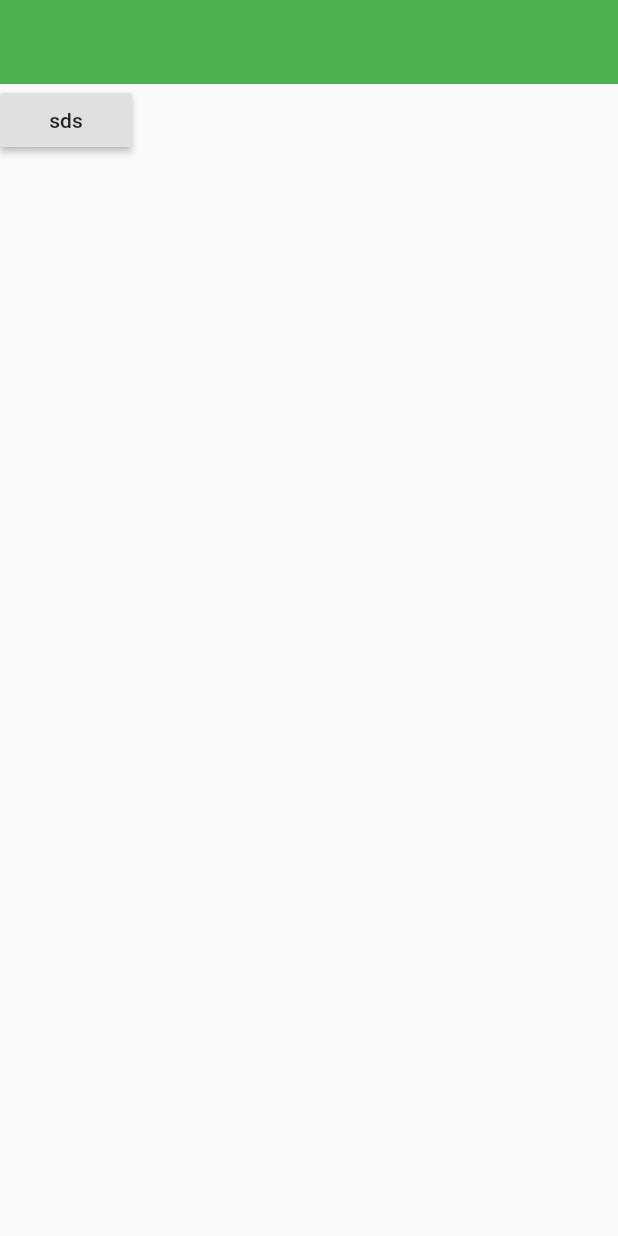
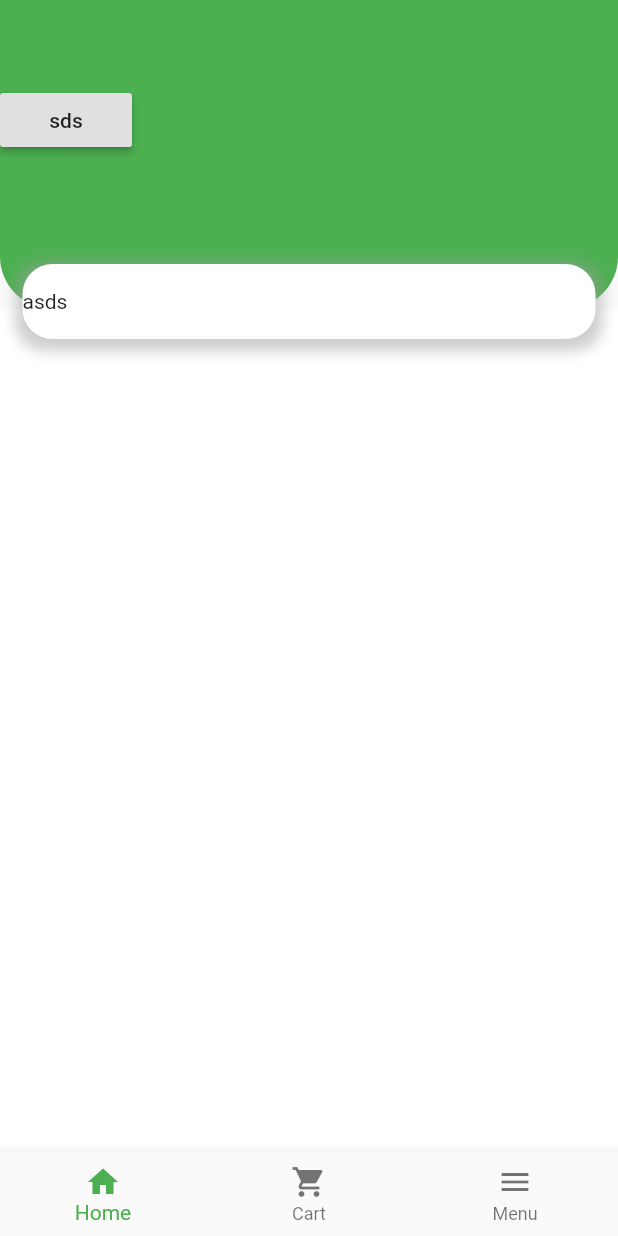
Before and after one commit to Shihara-Dilshan/BringMe, a Flutter app: the screen it shows after launch, on a phone screen of 412 x 824 dp. Run offline on Flutter 3.47's test engine with Material 2 defaults, Android fonts, the phone set to English and light mode, and no system bars; our stand-ins replace flutter_hooks, hooks_riverpod; missing offline and left inert: payhere_mobilesdk_flutter.

Commit message:
basic layout added

```diff
--- a/lib/config/constants.dart
+++ b/lib/config/constants.dart
@@ -1,5 +1,3 @@
-import 'package:flutter/material.dart';
-
 class Constants {
   static double commonMargin = 15.0;
 }
--- a/lib/main.dart
+++ b/lib/main.dart
@@ -1,15 +1,11 @@
-// ignore_for_file: deprecated_member_use
-
 import 'package:flutter/material.dart';
+import 'package:flutter_hooks/flutter_hooks.dart';
 import 'package:hooks_riverpod/hooks_riverpod.dart';
-import 'package:payhere_demo/widgets/home_page/background.dart';
-import 'package:payhere_demo/widgets/home_page/search_bar.dart';
-import 'package:payhere_mobilesdk_flutter/payhere_mobilesdk_flutter.dart';
-
-import 'config/constants.dart';
+import 'package:payhere_demo/screeens/tab_stack/cart_tab.dart';
+import 'package:payhere_demo/screeens/tab_stack/home_tab.dart';
 
 void main() {
-  runApp(ProviderScope(child: MyApp()));
+  runApp(const MyApp());
 }
 
 class MyApp extends HookConsumerWidget {
@@ -23,46 +19,47 @@ class MyApp extends HookConsumerWidget {
       theme: ThemeData(
         primarySwatch: Colors.blue,
       ),
-      home: const RootPage(),
+      home: RootPage(),
     );
   }
 }
 
 class RootPage extends HookConsumerWidget {
-  const RootPage({Key? key}) : super(key: key);
+  RootPage({Key? key}) : super(key: key);
 
-  void xxx() {
-    Map paymentObject = {
-      "sandbox": true, // true if using Sandbox Merchant ID
-      "merchant_id": "1217235", // Replace your Merchant ID
-      "merchant_secret":
-          "48WqmzPtZlG8QfptjARMIN4JDF4jat5308bRs7gOSx8w", // See step 4e
-      "notify_url": "http://sample.com/notify",
-      "order_id": "ItemNo12345",
-      "items": "Hello from Flutter!",
-      "amount": "50.00",
-      "currency": "LKR",
-      "first_name": "Saman",
-      "last_name": "Perera",
-      "email": "samanp@gmail.com",
-      "phone": "0771234567",
-      "address": "No.1, Galle Road",
-      "city": "Colombo",
-      "country": "Sri Lanka",
-      "delivery_address": "No. 46, Galle road, Kalutara South",
-      "delivery_city": "Kalutara",
-      "delivery_country": "Sri Lanka",
-      "custom_1": "",
-      "custom_2": ""
-    };
+  final _selectedIndex = useState(0);
+  static const List<Widget> _widgetOptions = <Widget>[
+    HomeTab(),
+    CartTab(),
+  ];
 
-    PayHere.startPayment(paymentObject, (paymentId) {
-      print("One Time Payment Success. Payment Id: $paymentId");
-    }, (error) {
-      print("One Time Payment Failed. Error: $error");
-    }, () {
-      print("One Time Payment Dismissed");
-    });
+  void _onItemTapped(int index, BuildContext context) {
+    if (index == 2) {
+      showModalBottomSheet<void>(
+        context: context,
+        builder: (BuildContext context) {
+          return Container(
+            height: 200,
+            color: Colors.amber,
+            child: Center(
+              child: Column(
+                mainAxisAlignment: MainAxisAlignment.center,
+                mainAxisSize: MainAxisSize.min,
+                children: <Widget>[
+                  const Text('Modal BottomSheet'),
+                  ElevatedButton(
+                    child: const Text('Close BottomSheet'),
+                    onPressed: () => Navigator.pop(context),
+                  )
+                ],
+              ),
+            ),
+          );
+        },
+      );
+    } else {
+      _selectedIndex.value = index;
+    }
   }
 
   @override
@@ -72,26 +69,28 @@ class RootPage extends HookConsumerWidget {
         backgroundColor: Colors.green,
         elevation: 0,
       ),
-      // body: Stack(
-      //   children: [
-      //     const Background(),
-      //     Positioned(
-      //       top: 120,
-      //       left: Constants.commonMargin,
-      //       child: SearchBar(),
-      //     ),
-      //     RaisedButton(
-      //       child: Text("sds"),
-      //       onPressed: () {
-      //         xxx();
-      //       },
-      //     ),
-      //   ],
-      // ),
-      body: RaisedButton(
-        child: Text("sds"),
-        onPressed: () {
-          xxx();
+      body: Center(
+        child: _widgetOptions.elementAt(_selectedIndex.value),
+      ),
+      bottomNavigationBar: BottomNavigationBar(
+        selectedItemColor: Colors.green,
+        items: const <BottomNavigationBarItem>[
+          BottomNavigationBarItem(
+            icon: Icon(Icons.home),
+            label: 'Home',
+          ),
+          BottomNavigationBarItem(
+            icon: Icon(Icons.shopping_cart),
+            label: 'Cart',
+          ),
+          BottomNavigationBarItem(
+            icon: Icon(Icons.menu),
+            label: 'Menu',
+          ),
+        ],
+        currentIndex: _selectedIndex.value,
+        onTap: (index) {
+          _onItemTapped(index, context);
         },
       ),
     );
--- /dev/null
+++ b/lib/screeens/tab_stack/home_tab.dart
@@ -0,0 +1,63 @@
+// ignore_for_file: deprecated_member_use
+
+import 'package:flutter/material.dart';
+import 'package:payhere_demo/config/constants.dart';
+import 'package:payhere_demo/widgets/home_page/background.dart';
+import 'package:payhere_demo/widgets/home_page/search_bar.dart';
+import 'package:payhere_mobilesdk_flutter/payhere_mobilesdk_flutter.dart';
+
+class HomeTab extends StatelessWidget {
+  const HomeTab({Key? key}) : super(key: key);
+
+  void xxx() {
+    Map paymentObject = {
+      "sandbox": true, // true if using Sandbox Merchant ID
+      "merchant_id": "1217235", // Replace your Merchant ID
+      "merchant_secret":
+          "48WqmzPtZlG8QfptjARMIN4JDF4jat5308bRs7gOSx8w", // See step 4e
+      "notify_url": "http://sample.com/notify",
+      "order_id": "ItemNo12345",
+      "items": "Hello from Flutter!",
+      "amount": "50.00",
+      "currency": "LKR",
+      "first_name": "Saman",
+      "last_name": "Perera",
+      "email": "samanp@gmail.com",
+      "phone": "0771234567",
+      "address": "No.1, Galle Road",
+      "city": "Colombo",
+      "country": "Sri Lanka",
+      "delivery_address": "No. 46, Galle road, Kalutara South",
+      "delivery_city": "Kalutara",
+      "delivery_country": "Sri Lanka",
+      "custom_1": "",
+      "custom_2": ""
+    };
+
+    PayHere.startPayment(paymentObject, (paymentId) {
+      //print("One Time Payment Success. Payment Id: $paymentId");
+    }, (error) {
+      //print("One Time Payment Failed. Error: $error");
+    }, () {
+      //print("One Time Payment Dismissed");
+    });
+  }
+
+  @override
+  Widget build(BuildContext context) {
+    return Stack(
+      children: [
+        const Background(),
+        Positioned(
+          top: 120,
+          left: Constants.commonMargin,
+          child: const SearchBar(),
+        ),
+        RaisedButton(
+          child: const Text("sds"),
+          onPressed: xxx,
+        ),
+      ],
+    );
+  }
+}
--- a/lib/widgets/home_page/search_bar.dart
+++ b/lib/widgets/home_page/search_bar.dart
@@ -15,14 +15,14 @@ class SearchBar extends StatelessWidget {
             color: Colors.grey.withOpacity(0.5),
             spreadRadius: 5,
             blurRadius: 7,
-            offset: Offset(0, 3), // changes position of shadow
+            offset: const Offset(0, 3), // changes position of shadow
           ),
         ],
         color: Colors.white,
         borderRadius: BorderRadius.circular(20),
       ),
       child: Row(
-        children: [Text("asds")],
+        children: const [Text("asds")],
       ),
     );
   }
```
Also changed, not shown: lib/screeens/tab_stack/cart_tab.dart (added, +10 -0 lines).
